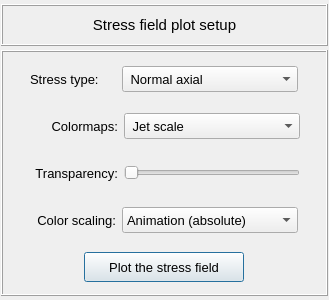
Above: pulse/interface/data/ui_files/plots/results/structural/plot_stresses_field_for_static_analysis.ui from open-pulse/OpenPulse before the change. Below: the same form after it.
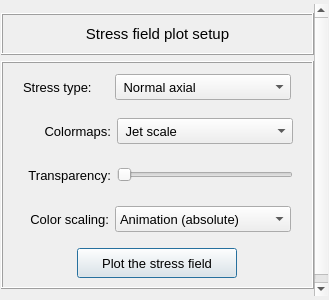
That is the form after the change.

Commit message: Updates size policy in the analysis widgets

Diff of the .ui file:
```diff
--- a/pulse/interface/data/ui_files/plots/results/structural/plot_stresses_field_for_static_analysis.ui
+++ b/pulse/interface/data/ui_files/plots/results/structural/plot_stresses_field_for_static_analysis.ui
@@ -10,16 +10,16 @@
     <height>300</height>
    </rect>
   </property>
-  <property name="minimumSize">
-   <size>
-    <width>0</width>
-    <height>200</height>
-   </size>
+  <property name="sizePolicy">
+   <sizepolicy hsizetype="Preferred" vsizetype="Expanding">
+    <horstretch>0</horstretch>
+    <verstretch>0</verstretch>
+   </sizepolicy>
   </property>
   <property name="maximumSize">
    <size>
     <width>16777215</width>
-    <height>300</height>
+    <height>16777215</height>
    </size>
   </property>
   <property name="windowTitle">
@@ -42,6 +42,30 @@
     <number>4</number>
    </property>
    <item row="0" column="0">
+    <widget class="QScrollArea" name="scrollArea">
+     <property name="frameShape">
+      <enum>QFrame::Shape::NoFrame</enum>
+     </property>
+     <property name="widgetResizable">
+      <bool>true</bool>
+     </property>
+     <widget class="QWidget" name="scrollAreaWidgetContents">
+      <property name="geometry">
+       <rect>
+        <x>0</x>
+        <y>0</y>
+        <width>315</width>
+        <height>310</height>
+       </rect>
+      </property>
+      <layout class="QGridLayout" name="gridLayout">
+       <property name="leftMargin">
+        <number>0</number>
+       </property>
+       <property name="rightMargin">
+        <number>0</number>
+       </property>
+       <item row="0" column="0">
     <widget class="QFrame" name="frame">
      <property name="minimumSize">
       <size>
@@ -86,7 +110,6 @@
          <font>
           <family>MS Shell Dlg 2</family>
           <pointsize>11</pointsize>
-          <weight>50</weight>
           <italic>false</italic>
           <bold>false</bold>
          </font>
@@ -142,6 +165,114 @@
        <number>4</number>
       </property>
       <item row="3" column="0">
+           <widget class="QFrame" name="frame_6">
+            <property name="minimumSize">
+             <size>
+              <width>0</width>
+              <height>40</height>
+             </size>
+            </property>
+            <property name="maximumSize">
+             <size>
+              <width>16777215</width>
+              <height>40</height>
+             </size>
+            </property>
+            <property name="frameShape">
+             <enum>QFrame::Shape::NoFrame</enum>
+            </property>
+            <property name="frameShadow">
+             <enum>QFrame::Shadow::Raised</enum>
+            </property>
+            <layout class="QGridLayout" name="gridLayout_12">
+             <property name="leftMargin">
+              <number>0</number>
+             </property>
+             <property name="topMargin">
+              <number>0</number>
+             </property>
+             <property name="rightMargin">
+              <number>0</number>
+             </property>
+             <property name="bottomMargin">
+              <number>0</number>
+             </property>
+             <item row="0" column="1">
+              <widget class="QLabel" name="label_4">
+               <property name="minimumSize">
+                <size>
+                 <width>90</width>
+                 <height>26</height>
+                </size>
+               </property>
+               <property name="maximumSize">
+                <size>
+                 <width>90</width>
+                 <height>26</height>
+                </size>
+               </property>
+               <property name="font">
+                <font>
+                 <pointsize>10</pointsize>
+                </font>
+               </property>
+               <property name="text">
+                <string>Transparency:</string>
+               </property>
+               <property name="alignment">
+                <set>Qt::AlignmentFlag::AlignRight|Qt::AlignmentFlag::AlignTrailing|Qt::AlignmentFlag::AlignVCenter</set>
+               </property>
+              </widget>
+             </item>
+             <item row="0" column="2">
+              <widget class="QSlider" name="slider_transparency">
+               <property name="minimumSize">
+                <size>
+                 <width>176</width>
+                 <height>0</height>
+                </size>
+               </property>
+               <property name="maximumSize">
+                <size>
+                 <width>200</width>
+                 <height>16777215</height>
+                </size>
+               </property>
+               <property name="orientation">
+                <enum>Qt::Orientation::Horizontal</enum>
+               </property>
+              </widget>
+             </item>
+             <item row="0" column="3">
+              <spacer name="horizontalSpacer_8">
+               <property name="orientation">
+                <enum>Qt::Orientation::Horizontal</enum>
+               </property>
+               <property name="sizeHint" stdset="0">
+                <size>
+                 <width>40</width>
+                 <height>20</height>
+                </size>
+               </property>
+              </spacer>
+             </item>
+             <item row="0" column="0">
+              <spacer name="horizontalSpacer_9">
+               <property name="orientation">
+                <enum>Qt::Orientation::Horizontal</enum>
+               </property>
+               <property name="sizeHint" stdset="0">
+                <size>
+                 <width>40</width>
+                 <height>20</height>
+                </size>
+               </property>
+              </spacer>
+             </item>
+            </layout>
+           </widget>
+          </item>
+          <item row="4" column="0">
        <widget class="QFrame" name="frame_scalling">
         <property name="minimumSize">
          <size>
@@ -282,7 +413,211 @@
         </layout>
        </widget>
       </item>
-      <item row="4" column="0">
+          <item row="2" column="0">
+           <widget class="QFrame" name="frame_4">
+            <property name="minimumSize">
+             <size>
+              <width>0</width>
+              <height>40</height>
+             </size>
+            </property>
+            <property name="maximumSize">
+             <size>
+              <width>16777215</width>
+              <height>40</height>
+             </size>
+            </property>
+            <property name="frameShape">
+             <enum>QFrame::Shape::NoFrame</enum>
+            </property>
+            <property name="frameShadow">
+             <enum>QFrame::Shadow::Raised</enum>
+            </property>
+            <layout class="QGridLayout" name="gridLayout_11">
+             <property name="leftMargin">
+              <number>0</number>
+             </property>
+             <property name="topMargin">
+              <number>0</number>
+             </property>
+             <property name="rightMargin">
+              <number>0</number>
+             </property>
+             <property name="bottomMargin">
+              <number>0</number>
+             </property>
+             <item row="0" column="2">
+              <widget class="QFrame" name="frame_5">
+               <property name="minimumSize">
+                <size>
+                 <width>176</width>
+                 <height>0</height>
+                </size>
+               </property>
+               <property name="maximumSize">
+                <size>
+                 <width>176</width>
+                 <height>16777215</height>
+                </size>
+               </property>
+               <property name="frameShape">
+                <enum>QFrame::Shape::NoFrame</enum>
+               </property>
+               <property name="frameShadow">
+                <enum>QFrame::Shadow::Raised</enum>
+               </property>
+               <layout class="QGridLayout" name="gridLayout_8">
+                <property name="leftMargin">
+                 <number>0</number>
+                </property>
+                <property name="topMargin">
+                 <number>0</number>
+                </property>
+                <property name="rightMargin">
+                 <number>0</number>
+                </property>
+                <property name="bottomMargin">
+                 <number>0</number>
+                </property>
+                <property name="spacing">
+                 <number>0</number>
+                </property>
+                <item row="0" column="0">
+                 <widget class="QComboBox" name="comboBox_colormaps">
+                  <property name="minimumSize">
+                   <size>
+                    <width>176</width>
+                    <height>26</height>
+                   </size>
+                  </property>
+                  <property name="maximumSize">
+                   <size>
+                    <width>200</width>
+                    <height>26</height>
+                   </size>
+                  </property>
+                  <property name="font">
+                   <font>
+                    <pointsize>10</pointsize>
+                   </font>
+                  </property>
+                  <item>
+                   <property name="text">
+                    <string> Jet scale</string>
+                   </property>
+                  </item>
+                  <item>
+                   <property name="text">
+                    <string> Viridis scale</string>
+                   </property>
+                  </item>
+                  <item>
+                   <property name="text">
+                    <string> Inferno scale</string>
+                   </property>
+                  </item>
+                  <item>
+                   <property name="text">
+                    <string> Magma scale</string>
+                   </property>
+                  </item>
+                  <item>
+                   <property name="text">
+                    <string> Plasma scale</string>
+                   </property>
+                  </item>
+                  <item>
+                   <property name="text">
+                    <string>BWR diverging scale</string>
+                   </property>
+                  </item>
+                  <item>
+                   <property name="text">
+                    <string>PiYG diverging scale</string>
+                   </property>
+                  </item>
+                  <item>
+                   <property name="text">
+                    <string>PRGn diverging scale</string>
+                   </property>
+                  </item>
+                  <item>
+                   <property name="text">
+                    <string>BrBG diverging scale</string>
+                   </property>
+                  </item>
+                  <item>
+                   <property name="text">
+                    <string>PuOr diverging scale</string>
+                   </property>
+                  </item>
+                  <item>
+                   <property name="text">
+                    <string> Grayscale</string>
+                   </property>
+                  </item>
+                 </widget>
+                </item>
+               </layout>
+              </widget>
+             </item>
+             <item row="0" column="3">
+              <spacer name="horizontalSpacer_6">
+               <property name="orientation">
+                <enum>Qt::Orientation::Horizontal</enum>
+               </property>
+               <property name="sizeHint" stdset="0">
+                <size>
+                 <width>40</width>
+                 <height>20</height>
+                </size>
+               </property>
+              </spacer>
+             </item>
+             <item row="0" column="1">
+              <widget class="QLabel" name="label_3">
+               <property name="minimumSize">
+                <size>
+                 <width>90</width>
+                 <height>26</height>
+                </size>
+               </property>
+               <property name="maximumSize">
+                <size>
+                 <width>90</width>
+                 <height>26</height>
+                </size>
+               </property>
+               <property name="font">
+                <font>
+                 <pointsize>10</pointsize>
+                </font>
+               </property>
+               <property name="text">
+                <string>Colormaps:</string>
+               </property>
+               <property name="alignment">
+                <set>Qt::AlignmentFlag::AlignRight|Qt::AlignmentFlag::AlignTrailing|Qt::AlignmentFlag::AlignVCenter</set>
+               </property>
+              </widget>
+             </item>
+             <item row="0" column="0">
+              <spacer name="horizontalSpacer_7">
+               <property name="orientation">
+                <enum>Qt::Orientation::Horizontal</enum>
+               </property>
+               <property name="sizeHint" stdset="0">
+                <size>
+                 <width>40</width>
+                 <height>20</height>
+                </size>
+               </property>
+              </spacer>
+             </item>
+            </layout>
+           </widget>
+          </item>
+          <item row="5" column="0">
        <widget class="QFrame" name="frame_button">
         <property name="minimumSize">
          <size>
@@ -351,7 +686,7 @@
         </layout>
        </widget>
       </item>
-      <item row="0" column="0">
+          <item row="1" column="0">
        <widget class="QFrame" name="frame_3">
         <property name="minimumSize">
          <size>
@@ -499,319 +834,21 @@
         </layout>
        </widget>
       </item>
-      <item row="1" column="0">
-       <widget class="QFrame" name="frame_4">
-        <property name="minimumSize">
-         <size>
-          <width>0</width>
-          <height>40</height>
-         </size>
-        </property>
-        <property name="maximumSize">
-         <size>
-          <width>16777215</width>
-          <height>40</height>
-         </size>
-        </property>
-        <property name="frameShape">
-         <enum>QFrame::NoFrame</enum>
-        </property>
-        <property name="frameShadow">
-         <enum>QFrame::Raised</enum>
-        </property>
-        <layout class="QGridLayout" name="gridLayout_11">
-         <property name="leftMargin">
-          <number>0</number>
-         </property>
-         <property name="topMargin">
-          <number>0</number>
-         </property>
-         <property name="rightMargin">
-          <number>0</number>
-         </property>
-         <property name="bottomMargin">
-          <number>0</number>
-         </property>
-         <item row="0" column="2">
-          <widget class="QFrame" name="frame_5">
-           <property name="minimumSize">
-            <size>
-             <width>176</width>
-             <height>0</height>
-            </size>
-           </property>
-           <property name="maximumSize">
-            <size>
-             <width>176</width>
-             <height>16777215</height>
-            </size>
-           </property>
-           <property name="frameShape">
-            <enum>QFrame::NoFrame</enum>
-           </property>
-           <property name="frameShadow">
-            <enum>QFrame::Raised</enum>
-           </property>
-           <layout class="QGridLayout" name="gridLayout_8">
-            <property name="leftMargin">
-             <number>0</number>
-            </property>
-            <property name="topMargin">
-             <number>0</number>
-            </property>
-            <property name="rightMargin">
-             <number>0</number>
-            </property>
-            <property name="bottomMargin">
-             <number>0</number>
-            </property>
-            <property name="spacing">
-             <number>0</number>
-            </property>
-            <item row="0" column="0">
-             <widget class="QComboBox" name="comboBox_colormaps">
-              <property name="minimumSize">
-               <size>
-                <width>176</width>
-                <height>26</height>
-               </size>
-              </property>
-              <property name="maximumSize">
-               <size>
-                <width>200</width>
-                <height>26</height>
-               </size>
-              </property>
-              <property name="font">
-               <font>
-                <pointsize>10</pointsize>
-               </font>
-              </property>
-              <item>
-               <property name="text">
-                <string> Jet scale</string>
-               </property>
-              </item>
-              <item>
-               <property name="text">
-                <string> Viridis scale</string>
-               </property>
-              </item>
-              <item>
-               <property name="text">
-                <string> Inferno scale</string>
-               </property>
-              </item>
-              <item>
-               <property name="text">
-                <string> Magma scale</string>
-               </property>
-              </item>
-              <item>
-               <property name="text">
-                <string> Plasma scale</string>
-               </property>
-              </item>
-              <item>
-               <property name="text">
-                <string>BWR diverging scale</string>
-               </property>
-              </item>
-              <item>
-               <property name="text">
-                <string>PiYG diverging scale</string>
-               </property>
-              </item>
-              <item>
-               <property name="text">
-                <string>PRGn diverging scale</string>
-               </property>
-              </item>
-              <item>
-               <property name="text">
-                <string>BrBG diverging scale</string>
-               </property>
-              </item>
-              <item>
-               <property name="text">
-                <string>PuOr diverging scale</string>
-               </property>
-              </item>
-              <item>
-               <property name="text">
-                <string> Grayscale</string>
-               </property>
-              </item>
-             </widget>
-            </item>
-           </layout>
-          </widget>
-         </item>
-         <item row="0" column="3">
-          <spacer name="horizontalSpacer_6">
-           <property name="orientation">
-            <enum>Qt::Horizontal</enum>
-           </property>
-           <property name="sizeHint" stdset="0">
-            <size>
-             <width>40</width>
-             <height>20</height>
-            </size>
-           </property>
-          </spacer>
-         </item>
-         <item row="0" column="1">
-          <widget class="QLabel" name="label_3">
-           <property name="minimumSize">
-            <size>
-             <width>90</width>
-             <height>26</height>
-            </size>
-           </property>
-           <property name="maximumSize">
-            <size>
-             <width>90</width>
-             <height>26</height>
-            </size>
-           </property>
-           <property name="font">
-            <font>
-             <pointsize>10</pointsize>
-            </font>
-           </property>
-           <property name="text">
-            <string>Colormaps:</string>
-           </property>
-           <property name="alignment">
-            <set>Qt::AlignRight|Qt::AlignTrailing|Qt::AlignVCenter</set>
-           </property>
-          </widget>
-         </item>
-         <item row="0" column="0">
-          <spacer name="horizontalSpacer_7">
-           <property name="orientation">
-            <enum>Qt::Horizontal</enum>
-           </property>
-           <property name="sizeHint" stdset="0">
-            <size>
-             <width>40</width>
-             <height>20</height>
-            </size>
-           </property>
-          </spacer>
-         </item>
         </layout>
        </widget>
       </item>
       <item row="2" column="0">
-       <widget class="QFrame" name="frame_6">
-        <property name="minimumSize">
-         <size>
-          <width>0</width>
-          <height>40</height>
-         </size>
-        </property>
-        <property name="maximumSize">
-         <size>
-          <width>16777215</width>
-          <height>40</height>
-         </size>
-        </property>
+        <widget class="QFrame" name="frame_animation">
         <property name="frameShape">
          <enum>QFrame::NoFrame</enum>
         </property>
         <property name="frameShadow">
-         <enum>QFrame::Raised</enum>
-        </property>
-        <layout class="QGridLayout" name="gridLayout_12">
-         <property name="leftMargin">
-          <number>0</number>
-         </property>
-         <property name="topMargin">
-          <number>0</number>
-         </property>
-         <property name="rightMargin">
-          <number>0</number>
-         </property>
-         <property name="bottomMargin">
-          <number>0</number>
-         </property>
-         <item row="0" column="1">
-          <widget class="QLabel" name="label_4">
-           <property name="minimumSize">
-            <size>
-             <width>90</width>
-             <height>26</height>
-            </size>
-           </property>
-           <property name="maximumSize">
-            <size>
-             <width>90</width>
-             <height>26</height>
-            </size>
-           </property>
-           <property name="font">
-            <font>
-             <pointsize>10</pointsize>
-            </font>
-           </property>
-           <property name="text">
-            <string>Transparency:</string>
-           </property>
-           <property name="alignment">
-            <set>Qt::AlignRight|Qt::AlignTrailing|Qt::AlignVCenter</set>
-           </property>
-          </widget>
-         </item>
-         <item row="0" column="2">
-          <widget class="QSlider" name="slider_transparency">
-           <property name="minimumSize">
-            <size>
-             <width>176</width>
-             <height>0</height>
-            </size>
-           </property>
-           <property name="maximumSize">
-            <size>
-             <width>200</width>
-             <height>16777215</height>
-            </size>
-           </property>
-           <property name="orientation">
-            <enum>Qt::Horizontal</enum>
-           </property>
-          </widget>
-         </item>
-         <item row="0" column="3">
-          <spacer name="horizontalSpacer_8">
-           <property name="orientation">
-            <enum>Qt::Horizontal</enum>
-           </property>
-           <property name="sizeHint" stdset="0">
-            <size>
-             <width>40</width>
-             <height>20</height>
-            </size>
-           </property>
-          </spacer>
-         </item>
-         <item row="0" column="0">
-          <spacer name="horizontalSpacer_9">
-           <property name="orientation">
-            <enum>Qt::Horizontal</enum>
-           </property>
-           <property name="sizeHint" stdset="0">
-            <size>
-             <width>40</width>
-             <height>20</height>
-            </size>
-           </property>
-          </spacer>
-         </item>
-        </layout>
-       </widget>
-      </item>
-     </layout>
+          <enum>QFrame::Shadow::Raised</enum>
+         </property>
+        </widget>
+       </item>
+      </layout>
+     </widget>
     </widget>
    </item>
   </layout>
```
Left out of the diff: 40 changed lines with no effect on the pictures. Lines whose indentation alone changed are shown as unchanged. The commit also changes 12 other files.
